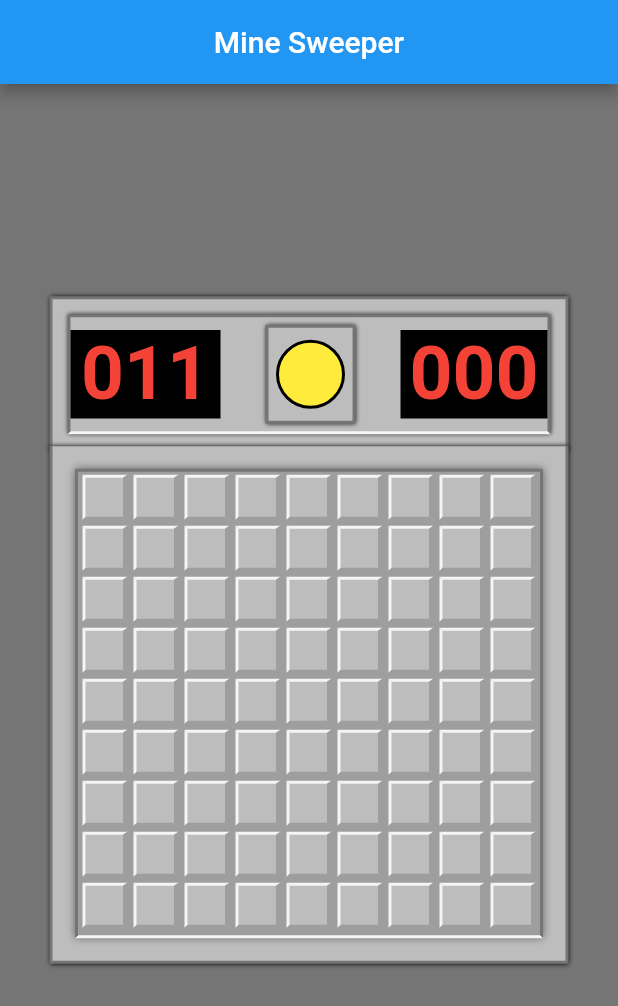
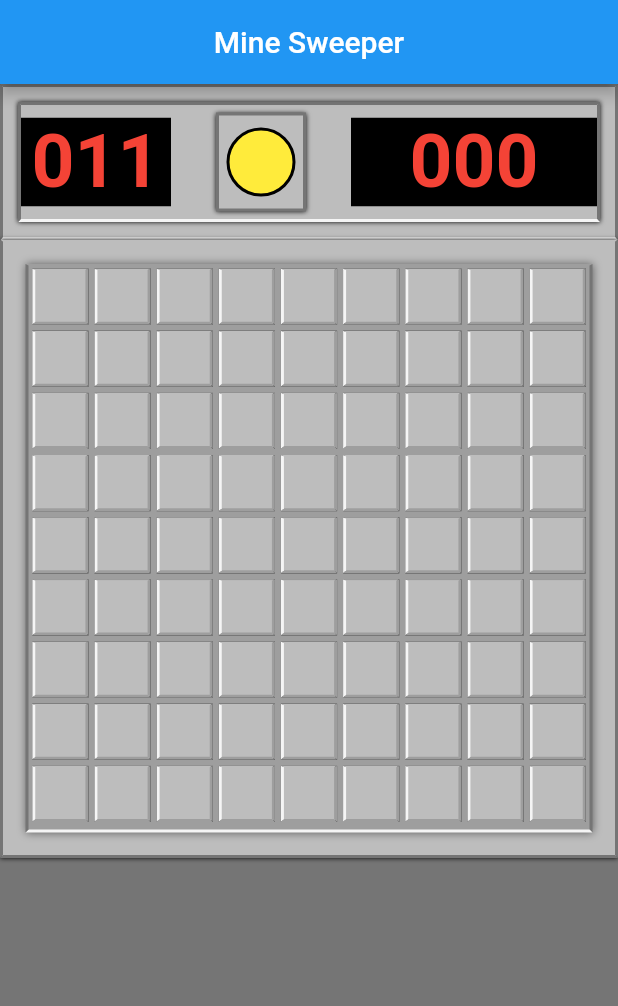
Before and after one commit to cshannon3/minesweeper_tutorial_f, a Flutter app: the screen it shows after launch, on a phone screen of 412 x 824 dp. Shown: the top 1006 px of the screen. Run offline on Flutter 3.47's test engine with Material 2 defaults, Android fonts, the phone set to English and light mode, and no system bars.

Commit message:
Set up layout to be dependent on screen size

```diff
--- a/lib/Board.dart
+++ b/lib/Board.dart
@@ -23,6 +23,7 @@ class BoardState extends State<Board> {
   final int cols = 9;
   final int numOfMines = 11;
 
+
   List<List<TileState>> uiState;
   //tiles will hold true/false for mines at each spot
   List<List<bool>> tiles;
@@ -32,6 +33,8 @@ class BoardState extends State<Board> {
   int minesFound;
   Timer timer;
   Stopwatch stopwatch = Stopwatch();
+
+  final double border_size = 15.0;
 
   @override
   void dispose() {
@@ -78,8 +81,9 @@ class BoardState extends State<Board> {
     super.initState();
   }
 
-  Widget buildBoard() {
+  Widget buildBoard(double container_width) {
     bool hasCoveredCell = false;
+    final double box_width = container_width/rows -5.0;
 
     List<Row> boardRow = <Row>[];
     for (int y = 0; y < rows; y++) {
@@ -109,6 +113,7 @@ class BoardState extends State<Board> {
                 flagged: state == TileState.flagged,
                 posX: x,
                 posY: y,
+                box_width: box_width,
               ),
             ), // Listener
           ), // Gesture Detector
@@ -120,6 +125,7 @@ class BoardState extends State<Board> {
           rowChildren.add(OpenMineTile(
             state: state,
             count: count,
+            box_width: box_width,
           ));
         }
       }
@@ -136,47 +142,26 @@ class BoardState extends State<Board> {
         //stopwatch.stop();
       }
     }
-    return Container(
-      height: 345.0,
-      padding: EdgeInsets.all(15.0),
-      decoration: BoxDecoration(
-          border: Border(
-            left: BorderSide(width: 2.0, color: Colors.grey[600]),
-            right: BorderSide(width: 2.0, color: Colors.grey[600]),
-            bottom: BorderSide(width: 2.0, color: Colors.grey[600]),
-          ),
-          color: Colors.grey[400],
-          boxShadow: [BoxShadow(
-            color: Colors.black,
-            blurRadius: 2.0,
-          )]
+    return  Container(
 
-      ), // Box DEc
-      child: Container(
-
-        decoration: BoxDecoration(
-            border: Border(
-              left: BorderSide(width: 2.0, color: Colors.grey[600]),
-              right: BorderSide(width: 2.0, color: Colors.grey[600]),
-              bottom: BorderSide(width: 2.0, color: Colors.grey[100]),
-              top: BorderSide(width: 2.0, color: Colors.grey[600]),
-            ),
-            color: Colors.grey[500],
-            boxShadow: [BoxShadow(
+        decoration: _buildBoxDecoration(2.0, [600,600,100,600], 500, BoxShadow(
           color: Colors.grey[700],
           blurRadius: 4.0,
-            )]
-        ), // Box DEc
+        )),
+
         child: Column(
           children: boardRow,
         ), // Column
-      ),
+
     ); // Container
   }
 
 
   @override
   Widget build(BuildContext context) {
+    // Get screen size in order to make board adapt to different phones
+    final double screen_width = MediaQuery.of(context).size.width;
+    final double screen_height = MediaQuery.of(context).size.height;
     int minesLeft = numOfMines-minesFound;
     int timeElapsed = stopwatch.elapsedMilliseconds ~/ 1000;
     return Scaffold(
@@ -184,14 +169,13 @@ class BoardState extends State<Board> {
       appBar: AppBar(
         centerTitle: true,
         title: Text('Mine Sweeper'),
+        actions: <Widget>[],
       ), // Appbar
-      body: Container(
-        color: Colors.grey[50],
-        child: new Container(
-          padding: EdgeInsets.all(33.0),
+      body: new Container(
+        height: screen_height,
+        width: screen_width,
         color: Colors.grey[600],
-          child: Center(
-              child: Stack(
+        child: Column(
             children: [
         TopBar(
                wonGame: wonGame,
@@ -205,15 +189,19 @@ class BoardState extends State<Board> {
                },
 
         ),
-                    Padding(
-                      padding: EdgeInsets.only(top: 100.0, bottom: 40.0),
-                      child: buildBoard(),
+              Container(
+                height: screen_width,
+                padding: EdgeInsets.all(border_size),
+                decoration: _buildBoxDecoration(2.0, [600,600,600], 400, BoxShadow(
+                color: Colors.black,
+                blurRadius: 2.0,
+              )),
+
+                child: buildBoard(screen_width-border_size*2),
               ), // Padding
 
             ]
-              )
         ),// Center
-        ), // Container
       ),// Container
     ); // Scaffold
   }
@@ -295,92 +283,75 @@ class BoardState extends State<Board> {
 }
 
 // Make inner and outer containers to add 3D like shape
-Widget buildTile(Widget child) {
+Widget buildTile(Widget child, double box_width) {
   return Container(
     padding: EdgeInsets.all(1.0),
-    height: 30.0,
-    width: 30.0,
-    decoration: BoxDecoration(
-      border: Border(
-        left: BorderSide(width: 2.0, color: Colors.grey[100]),
-        right: BorderSide(width: 3.0, color: Colors.grey[500]),
-        bottom: BorderSide(width: 2.0, color: Colors.grey[500]),
-        top: BorderSide(width: 2.0, color: Colors.grey[100]),
-      ),
-      color: Colors.grey[400],
-
-    ), // Box DEc
+    height: box_width,
+    width: box_width,
+    decoration: _buildBoxDecoration(2.0, [100,500,500, 100], 400, BoxShadow()),
     margin: EdgeInsets.all(2.0),
 
     child: child,
   );
 }
-Widget buildInnerTile2(Widget child) {
+
+Widget buildInnerTile2(Widget child, double box_width) {
   return Container(
     padding: EdgeInsets.all(1.0),
-    height: 30.0,
-    width: 30.0,
-    decoration: BoxDecoration(
-      border: Border(
-        left: BorderSide(width: 0.5, color: Colors.grey[500]),
-        right: BorderSide(width: 0.5, color: Colors.grey[100]),
-        bottom: BorderSide(width: 0.5, color: Colors.grey[100]),
-        top: BorderSide(width: 0.5, color: Colors.grey[500]),
-      ),
-      color: Colors.grey[400],
+    height: box_width,
+    width: box_width,
+    decoration: _buildBoxDecoration(2.0, [500,100,100, 500], 400, BoxShadow()),
 
-    ), // Box DEc
     margin: EdgeInsets.all(2.0),
 
     child: child,
   );
 }
-Widget buildInnerTile(Widget child) {
-  return Container(
-    padding: EdgeInsets.all(1.0),
-    margin: EdgeInsets.all(2.0),
-    height: 30.0,
-    width: 30.0,
 
-    child: child,
-  );
-}class CoveredMineTile extends StatelessWidget {
+
+class CoveredMineTile extends StatelessWidget {
   final bool flagged;
   final int posX;
   final int posY;
+  final double box_width;
 
-  CoveredMineTile({this.flagged, this.posX, this.posY});
+  CoveredMineTile({this.flagged, this.posX, this.posY, this.box_width});
 
   @override
   Widget build(BuildContext context) {
-    Widget text;
-    if (flagged) {
-      text = buildInnerTile(RichText(
+
+    Widget innerTile = Container(
+      padding: EdgeInsets.all(1.0),
+      margin: EdgeInsets.all(2.0),
+      height: box_width*(2/3),
+      width: box_width*(2/3),
+      color: Colors.grey[400],
+      child: Container(
+        padding: EdgeInsets.all(1.0),
+        margin: EdgeInsets.all(2.0),
+        height: box_width,
+        width: box_width,
+
+        child: RichText(
           text: TextSpan(
-          text: "\u2691", // Symbol for flag
+            text: flagged ? "\u2691" : "", // Symbol for flag
             style: TextStyle(
               color: Colors.red,
               fontWeight: FontWeight.bold,
             ), // Text style
           ), // Text Span
-      ));
-    }
-    Widget innerTile = Container(
-      padding: EdgeInsets.all(1.0),
-      margin: EdgeInsets.all(2.0),
-      height: 20.0,
-      width: 20.0,
-      color: Colors.grey[400],
-      child: text,
+        ),
+      ),
     );
-    return buildTile(innerTile);
+    return buildTile(innerTile, box_width);
   }
 }
 
 class OpenMineTile extends StatelessWidget {
   final TileState state;
   final int count;
-  OpenMineTile({this.state, this.count});
+  final double box_width;
+  OpenMineTile({this.state, this.count, this.box_width});
 
   final List textColor = [
     Colors.blue,
@@ -393,9 +364,11 @@ class OpenMineTile extends StatelessWidget {
     Colors.black,
   ];
 
+
   @override
   Widget build(BuildContext context) {
     Widget text;
+
     if (state == TileState.open) {
       if (count != 0) {
         text = //buildInnerTile2(
@@ -403,7 +376,7 @@ class OpenMineTile extends StatelessWidget {
           text: TextSpan(
             text: "$count", // Symbol for flag
             style: TextStyle(
-              color: textColor[count -1],
+              color: textColor[count - 1],
               fontWeight: FontWeight.bold,
               fontSize: 25.0,
               fontFamily: 'BebasNeue',
@@ -428,6 +401,28 @@ class OpenMineTile extends StatelessWidget {
       );//); // Rich Text
     }
 
-    return buildInnerTile2(text);
+    return Container(
+        padding: EdgeInsets.all(1.0),
+    height: box_width,
+    width: box_width,
+    decoration: _buildBoxDecoration(0.5, [500,100,100, 500], 400, BoxShadow()),
+
+    margin: EdgeInsets.all(2.0),
+
+    child: text,
+    );
+
   }
 }
+BoxDecoration _buildBoxDecoration(double width, List<int> greys, int colorgrey, BoxShadow boxshadow) {
+  return BoxDecoration(
+      border: Border(
+        left: BorderSide(width: width, color: Colors.grey[greys[0]]),
+        right: BorderSide(width: width, color: Colors.grey[greys[1]]),
+        bottom: BorderSide(width: width, color: Colors.grey[greys[2]]),
+        top: (greys.length<3) ? BorderSide(width: width, color: Colors.grey[greys[3]]):BorderSide(color: Colors.grey[colorgrey],),
+      ),
+      color: Colors.grey[colorgrey],
+      boxShadow: [boxshadow]
+  ); // Box DEc
+}
```
Also changed, not shown: pubspec.lock. Lines whose indentation alone changed are shown as unchanged.
